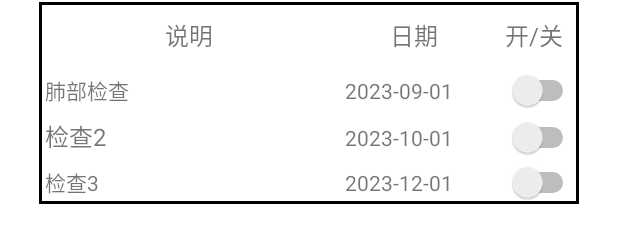
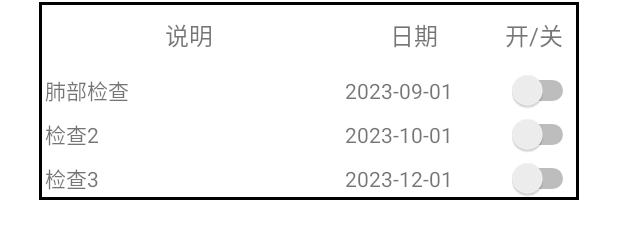
Before and after one commit to windsnow1025/Family-Health-App, an Android app: the layout fragment2.xml on its own in the app's theme, with its tools: preview values and no code run, on a phone screen of 412 x 824 dp. Shown: the part 169-412 px from the top of the screen. Run offline under Robolectric (Android 15) with nearby library versions, the light colour scheme and no system bars.

Commit message:
Update fragment2.xml

```diff
--- a/app/src/main/res/layout/fragment2.xml
+++ b/app/src/main/res/layout/fragment2.xml
@@ -104,7 +104,7 @@
                     android:layout_height="wrap_content"
                     android:padding="4dp"
                     android:text="检查2"
-                    android:textSize="16sp" />
+                    android:textSize="14sp" />
 
                 <TextView
                     android:layout_width="wrap_content"
```
